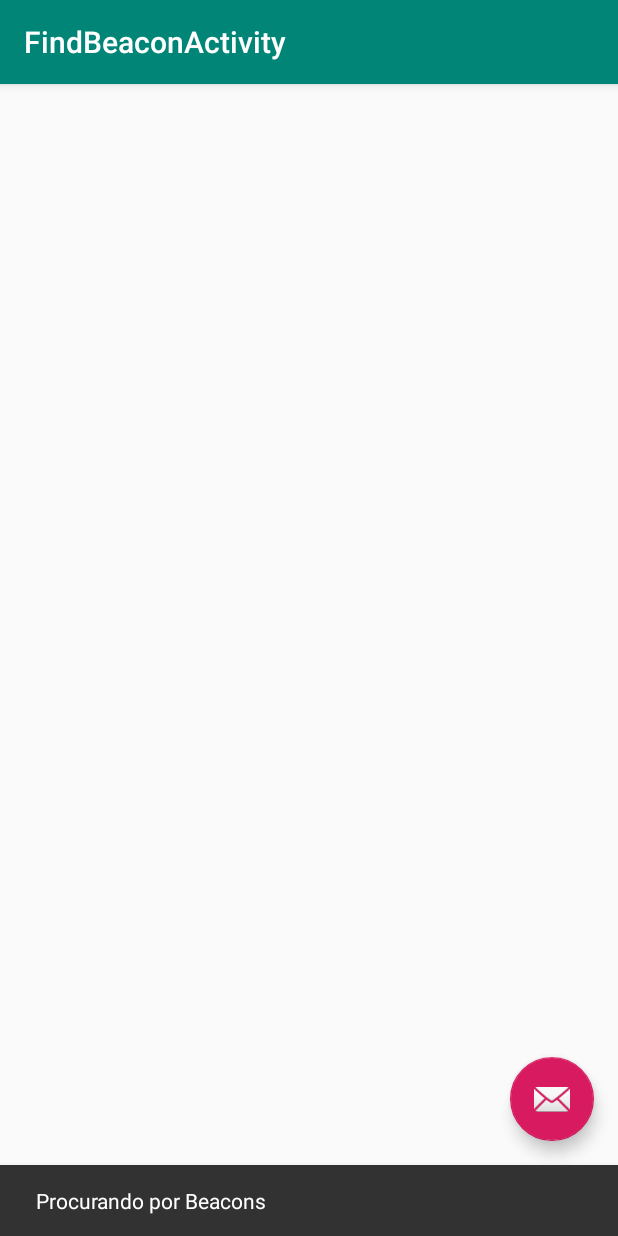
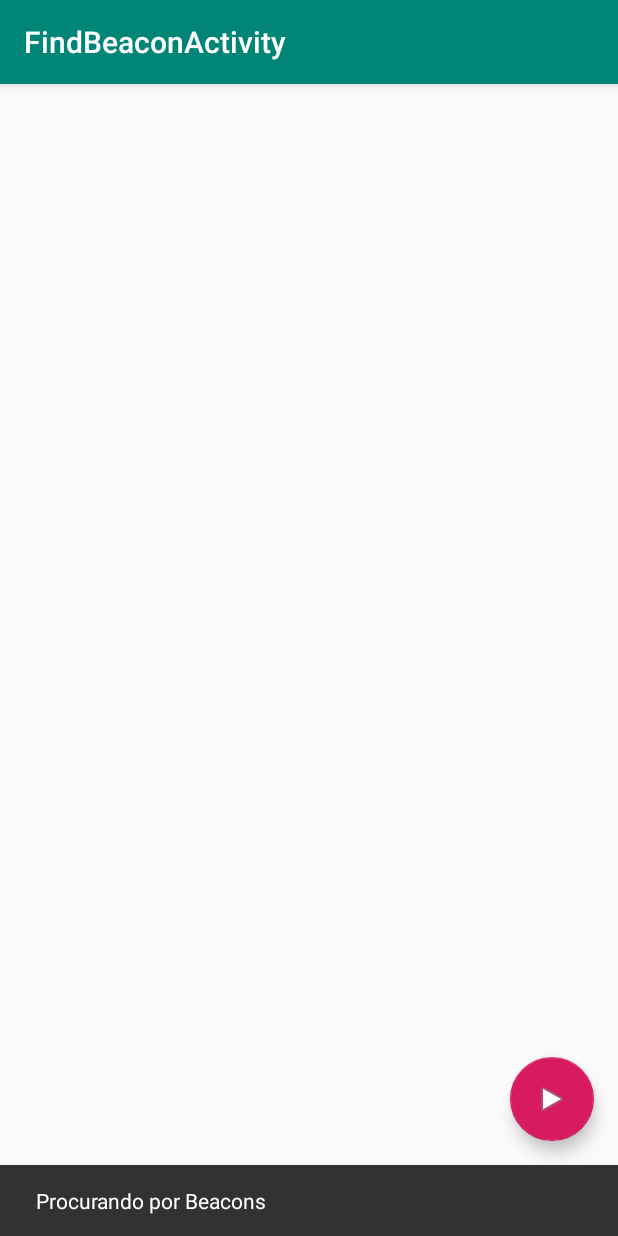
Before and after one commit to caco-jr/controle-ativos, an Android app: the FindBeaconActivity screen opened directly, with no data from a screen before it, after a tap on an icon or button, on a phone screen of 412 x 824 dp. Run offline under Robolectric (Android 15) with nearby library versions, the light colour scheme and no system bars; libraries missing offline, so code that uses them is left out: com.clj.fastble; 5 statements that could not run were skipped.

Commit message:
feat: Controle de Busca do Beacon Permitindo que pare o scanner

```diff
--- a/app/src/main/java/br/com/i42/controledeativos/FindBeaconActivity.kt
+++ b/app/src/main/java/br/com/i42/controledeativos/FindBeaconActivity.kt
@@ -21,17 +21,14 @@ class FindBeaconActivity : AppCompatActivity() {
 
     var beaconList = ArrayList<BeaconData>()
 
+    var isScanning = false;
+
     override fun onCreate(savedInstanceState: Bundle?) {
         super.onCreate(savedInstanceState)
         setContentView(R.layout.activity_find_beacon)
         setSupportActionBar(toolbar)
 
-        fab.setOnClickListener { view ->
-            Snackbar.make(view, "Procurando por Beacons", Snackbar.LENGTH_LONG)
-                .setAction("Action", null).show()
-
-            findBeacon()
-        }
+        handleFindBeacon()
 
         viewManager = LinearLayoutManager(this)
         viewAdapter = BeaconAdapter(beaconList) { beaconItem: BeaconData -> beaconItemClicked(beaconItem) }
@@ -93,7 +90,32 @@ class FindBeaconActivity : AppCompatActivity() {
         return Math.pow(10.0, (txPower.toDouble() - rssi) / (10 * 2))
     }
 
+    private fun handleFindBeacon() {
+        var feedbackMessage: String
+
+        fab.setOnClickListener { view ->
+            if ( isScanning ) {
+                feedbackMessage = "Cancelando procura"
+                findBeaconCancel()
+            } else {
+                feedbackMessage = "Procurando por Beacons"
+                findBeacon()
+            }
+
+            Snackbar.make(view, feedbackMessage, Snackbar.LENGTH_LONG)
+                .setAction("Action", null).show()
+        }
+    }
+
+    private fun findBeaconCancel() {
+        isScanning = false
+
+        BleManager.getInstance().cancelScan()
+    }
+
     private fun findBeacon() {
+        isScanning = true
+
         val scanRuleConfig = BleScanRuleConfig.Builder()
             .setScanTimeOut(10000)
             .build()
@@ -103,6 +125,11 @@ class FindBeaconActivity : AppCompatActivity() {
         BleManager.getInstance().scan(object : BleScanCallback() {
             override fun onScanStarted(success: Boolean) {
                 Log.d("B", "==> onScanStarted: $success")
+
+                // Mudando o ícone do botão para pausar
+                fab.setImageResource(android.R.drawable.ic_media_pause)
+
+                beaconList.clear()
             }
 
             override fun onLeScan(bleDevice: BleDevice?) {
@@ -135,6 +162,8 @@ class FindBeaconActivity : AppCompatActivity() {
 
             override fun onScanFinished(scanResultList: List<BleDevice>) {
                 Log.d("B", "==> onScanFinished: $scanResultList")
+
+                fab.setImageResource(android.R.drawable.ic_media_play)
             }
         })
     }
--- a/app/src/main/java/br/com/i42/controledeativos/MainActivity.kt
+++ b/app/src/main/java/br/com/i42/controledeativos/MainActivity.kt
@@ -35,7 +35,7 @@ class MainActivity : AppCompatActivity() {
         }
     }
 
-    private fun goToFindBeacon() {
+    private fun goToFindBeaconPage() {
         val intent = Intent(this, FindBeaconActivity::class.java)
 
         startNow.setOnClickListener{ view ->
@@ -46,7 +46,7 @@ class MainActivity : AppCompatActivity() {
     override fun onResume() {
         super.onResume()
 
-        goToFindBeacon()
+        goToFindBeaconPage()
     }
 
     override fun onRequestPermissionsResult(
--- a/app/src/main/res/layout/activity_find_beacon.xml
+++ b/app/src/main/res/layout/activity_find_beacon.xml
@@ -29,6 +29,6 @@
             android:layout_height="wrap_content"
             android:layout_gravity="bottom|end"
             android:layout_margin="@dimen/fab_margin"
-            app:srcCompat="@android:drawable/ic_dialog_email"/>
+            app:srcCompat="@android:drawable/ic_media_play"/>
 
 </android.support.design.widget.CoordinatorLayout>
```
